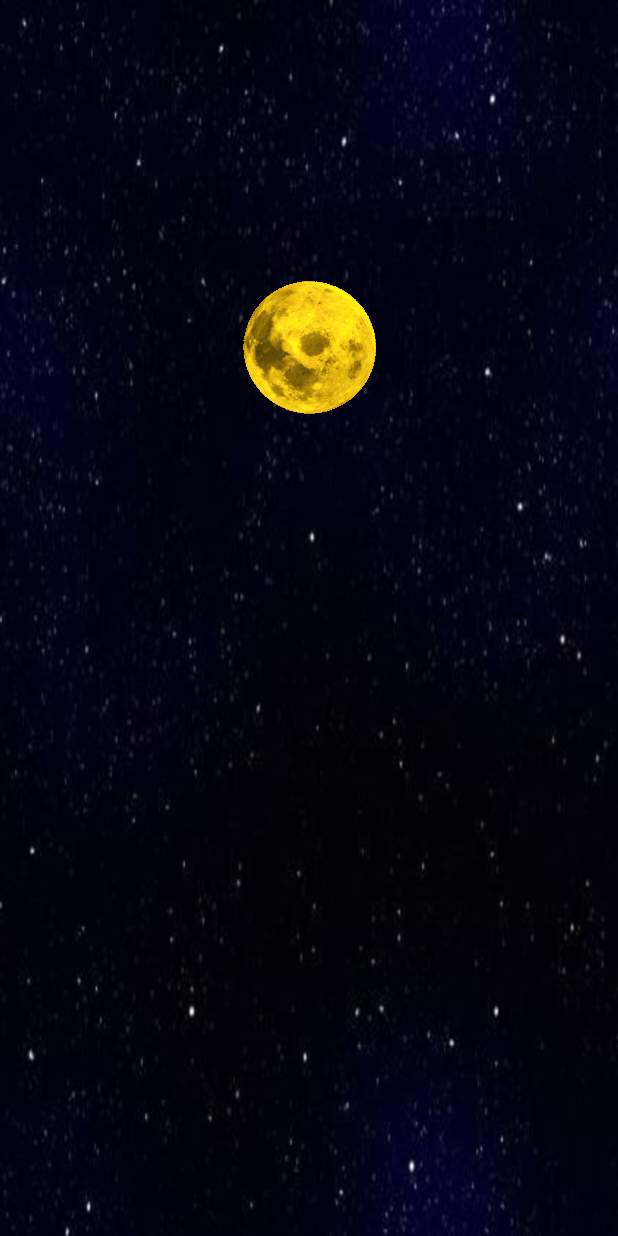
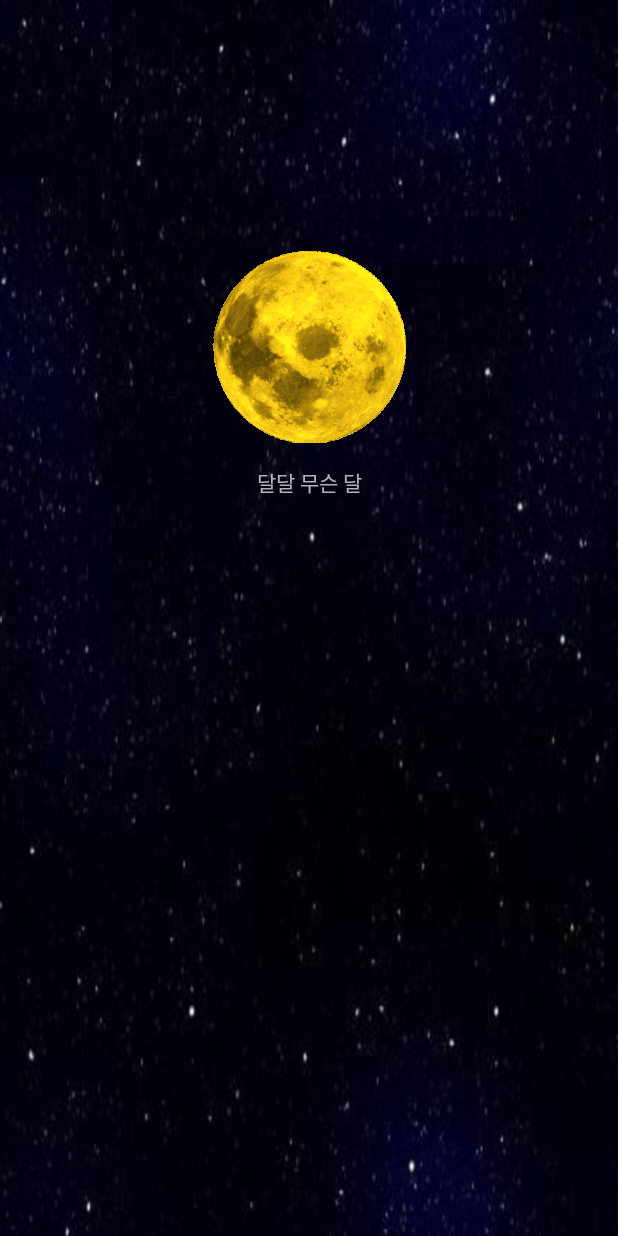
Before and after one commit to Sunaaaa/MoonApplication, an Android app: the SplashActivity screen opened directly, with no data from a screen before it, on a phone screen of 412 x 824 dp. Run offline under Robolectric (Android 15) with nearby library versions, the phone set to English and light mode, and no system bars; pictures from the network do not load.

Commit message:
modify MainActivity - MoonService 연동 modify SplashActivity - gif 크기 변경 modify MoonDTO - img 객체명 제거

```diff
--- a/app/src/main/java/com/example/moonapplication/MainActivity.java
+++ b/app/src/main/java/com/example/moonapplication/MainActivity.java
@@ -20,6 +20,11 @@ public class MainActivity extends AppCompatActivity {
         super.onCreate(savedInstanceState);
         setContentView(R.layout.activity_main);
         Log.i("Main_", "요기 들어왔어용");
+
+        Intent i = new Intent();
+        ComponentName componentName = new ComponentName("com.example.moonapplication", "com.example.moonapplication.MoonService");
+        i.setComponent(componentName);
+        startService(i);
 
         imageView = (ImageView)findViewById(R.id.moon);
     }
--- a/app/src/main/java/com/example/moonapplication/MoonDTO.java
+++ b/app/src/main/java/com/example/moonapplication/MoonDTO.java
@@ -6,7 +6,6 @@ public class MoonDTO {
     private String solMonth;
     private String solDay;
     private String solWeek;
-    private String imgSrc;
 
     public MoonDTO(String lunAge, String solYear, String solMonth, String solDay, String solWeek) {
         this.lunAge = lunAge;
@@ -14,10 +13,6 @@ public class MoonDTO {
         this.solMonth = solMonth;
         this.solDay = solDay;
         this.solWeek = solWeek;
-    }
-
-    public String getImgSrc() {
-        return imgSrc;
     }
 
     public String getLunAge() {
--- a/app/src/main/java/com/example/moonapplication/SplashActivity.java
+++ b/app/src/main/java/com/example/moonapplication/SplashActivity.java
@@ -20,7 +20,7 @@ public class SplashActivity extends AppCompatActivity {
         setContentView(R.layout.activity_splash);
 
         ImageView mImageView = (ImageView) findViewById(R.id.loading_img);
-        Glide.with(this).load(R.raw.moonsplash).into(mImageView);
+        Glide.with(this).load(R.raw.moon_splash).into(mImageView);
 
         Handler mHandler = new Handler();
         mHandler.postDelayed(new SplashHandler(), 5000);
--- a/app/src/main/res/layout/activity_splash.xml
+++ b/app/src/main/res/layout/activity_splash.xml
@@ -7,6 +7,7 @@
     xmlns:android="http://schemas.android.com/apk/res/android">
 
     <LinearLayout
+        android:orientation="vertical"
         android:layout_gravity="center"
         android:gravity="center"
         android:layout_weight="1"
@@ -21,6 +22,14 @@
             android:scaleType="centerInside"
             android:layout_gravity="center"
             android:src="@drawable/logomoon" />
+
+        <TextView
+            android:layout_marginTop="15dp"
+            android:textAlignment="center"
+            android:text="달달 무슨 달"
+            android:fontFamily="@font/logotext"
+            android:layout_width="match_parent"
+            android:layout_height="wrap_content"/>
 
     </LinearLayout>
 
--- a/app/src/main/res/values/styles.xml
+++ b/app/src/main/res/values/styles.xml
@@ -4,7 +4,7 @@
     <style name="AppTheme" parent="Theme.AppCompat.NoActionBar">
         <!-- Customize your theme here. -->
         <item name="colorPrimary">@color/dark</item>
-        <item name="colorPrimaryDark">@color/colorPrimaryDark</item>
+        <item name="colorPrimaryDark">@color/dark</item>
         <item name="colorAccent">@color/colorAccent</item>
     </style>
 
```
Also changed, not shown: app/src/main/java/com/example/moonapplication/MoonService.java (+3 -4 lines), app/src/main/res/raw/moon_splash.gif (added).
